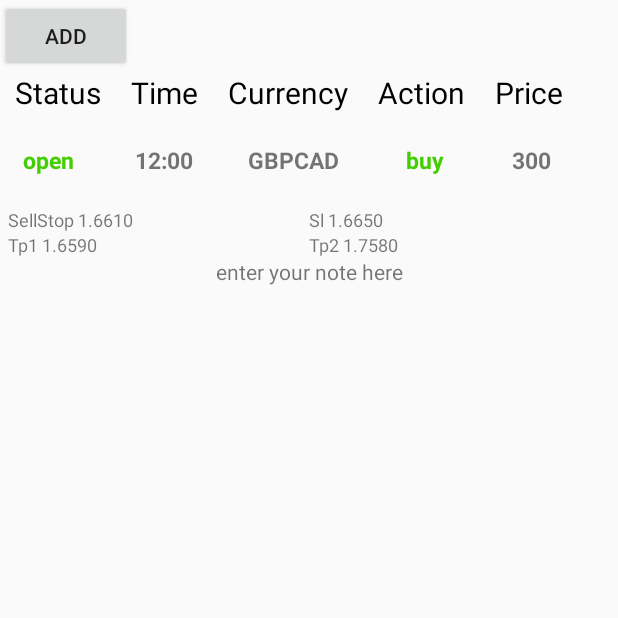
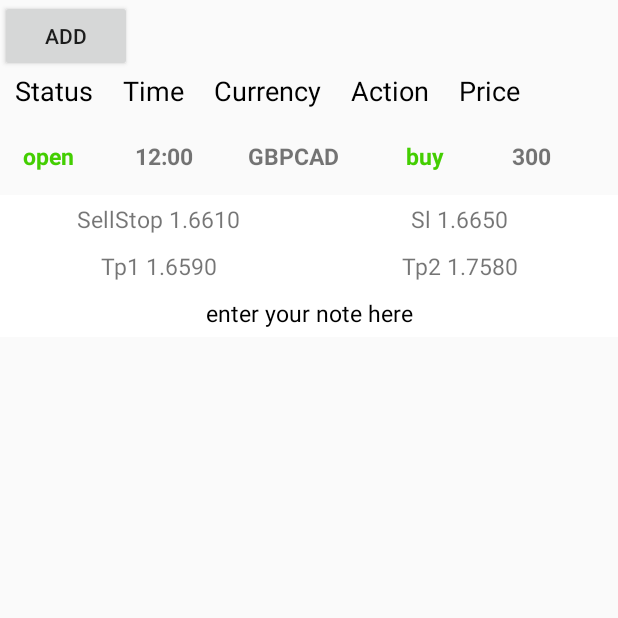
Before and after one commit to tvruikuzui/Shark-Tips, an Android app: the fragment Signals shown on its own in the app's theme, after a tap on "open", on a phone screen of 412 x 824 dp, the top half of it. Run offline under Robolectric (Android 15) with nearby library versions, the phone set to English and light mode, and no system bars; 1 statement that could not run was skipped; 1 other tap on this screen came first.

Commit message:
xml in signal

```diff
--- a/Shark-Tips/SharkTips/app/src/main/res/layout/fragment_signals.xml
+++ b/Shark-Tips/SharkTips/app/src/main/res/layout/fragment_signals.xml
@@ -18,7 +18,7 @@
             android:layout_width="wrap_content"
             android:layout_height="wrap_content"
             android:text="Status"
-            android:textSize="20sp"
+            android:textSize="18sp"
             android:layout_marginRight="20dp"
             android:layout_marginLeft="10dp"
             android:textColor="@android:color/black"/>
@@ -26,28 +26,28 @@
             android:layout_width="wrap_content"
             android:layout_height="wrap_content"
             android:text="Time"
-            android:textSize="20sp"
+            android:textSize="18sp"
             android:layout_marginRight="20dp"
             android:textColor="@android:color/black"/>
         <TextView
             android:layout_width="wrap_content"
             android:layout_height="wrap_content"
             android:text="Currency"
-            android:textSize="20sp"
+            android:textSize="18sp"
             android:layout_marginRight="20dp"
             android:textColor="@android:color/black"/>
         <TextView
             android:layout_width="wrap_content"
             android:layout_height="wrap_content"
             android:text="Action"
-            android:textSize="20sp"
+            android:textSize="18sp"
             android:layout_marginRight="20dp"
             android:textColor="@android:color/black"/>
         <TextView
             android:layout_width="wrap_content"
             android:layout_height="wrap_content"
             android:text="Price"
-            android:textSize="20sp"
+            android:textSize="18sp"
             android:textColor="@android:color/black"/>
 
 </LinearLayout>
--- a/Shark-Tips/SharkTips/app/src/main/res/layout/row_signal.xml
+++ b/Shark-Tips/SharkTips/app/src/main/res/layout/row_signal.xml
@@ -69,42 +69,50 @@
         android:id="@+id/table"
         android:padding="5dp"
         android:layout_width="match_parent"
-        android:layout_height="wrap_content">
+        android:layout_height="wrap_content"
+        android:background="@android:color/background_light">
 
-        <TableRow>
+        <TableRow
+            android:layout_marginBottom="10dp"
+            android:layout_gravity="center_horizontal">
 
             <TextView
                 android:id="@+id/lblSellStop"
-                android:textSize="12sp"
+                android:textSize="15sp"
                 android:text="sell stop"
                 android:layout_width="0dp"
                 android:layout_weight="1"
+                android:gravity="center"
                 android:layout_height="wrap_content" />
 
             <TextView
                 android:id="@+id/lblsl"
-                android:textSize="12sp"
+                android:textSize="15sp"
                 android:text="sl"
+                android:gravity="center"
                 android:layout_width="0dp"
                 android:layout_weight="1"
                 android:layout_height="wrap_content" />
 
         </TableRow>
 
-        <TableRow>
+        <TableRow
+            android:layout_marginBottom="10dp">
 
             <TextView
                 android:id="@+id/lbltp1"
-                android:textSize="12sp"
+                android:textSize="15sp"
                 android:text="tp1"
+                android:gravity="center"
                 android:layout_width="0dp"
                 android:layout_weight="1"
                 android:layout_height="wrap_content" />
 
             <TextView
                 android:id="@+id/lbltp2"
-                android:textSize="12sp"
+                android:textSize="15sp"
                 android:text="tp2"
+                android:gravity="center"
                 android:layout_width="0dp"
                 android:layout_weight="1"
                 android:layout_height="wrap_content" />
@@ -119,6 +127,8 @@
                 android:text="enter your note here"
                 android:layout_width="0dp"
                 android:layout_weight="1"
+                android:textSize="15sp"
+                android:textColor="@android:color/black"
                 android:layout_height="wrap_content" />
 
         </TableRow>
```
